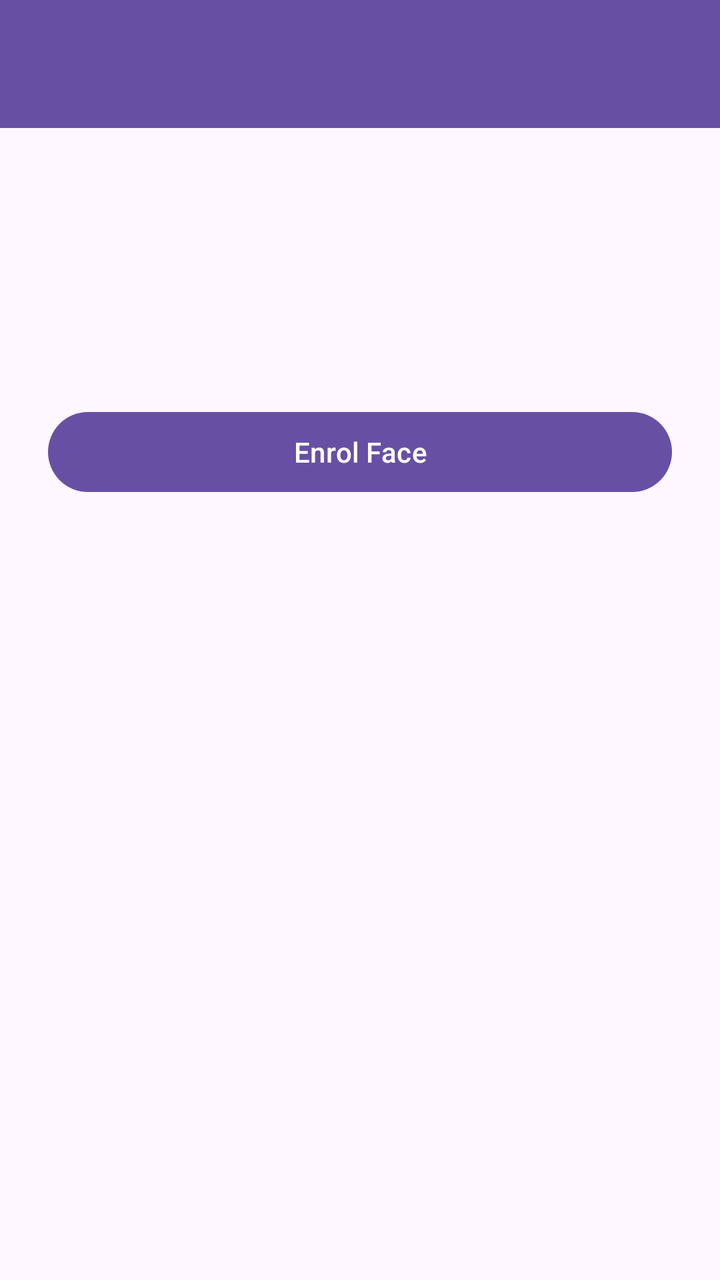
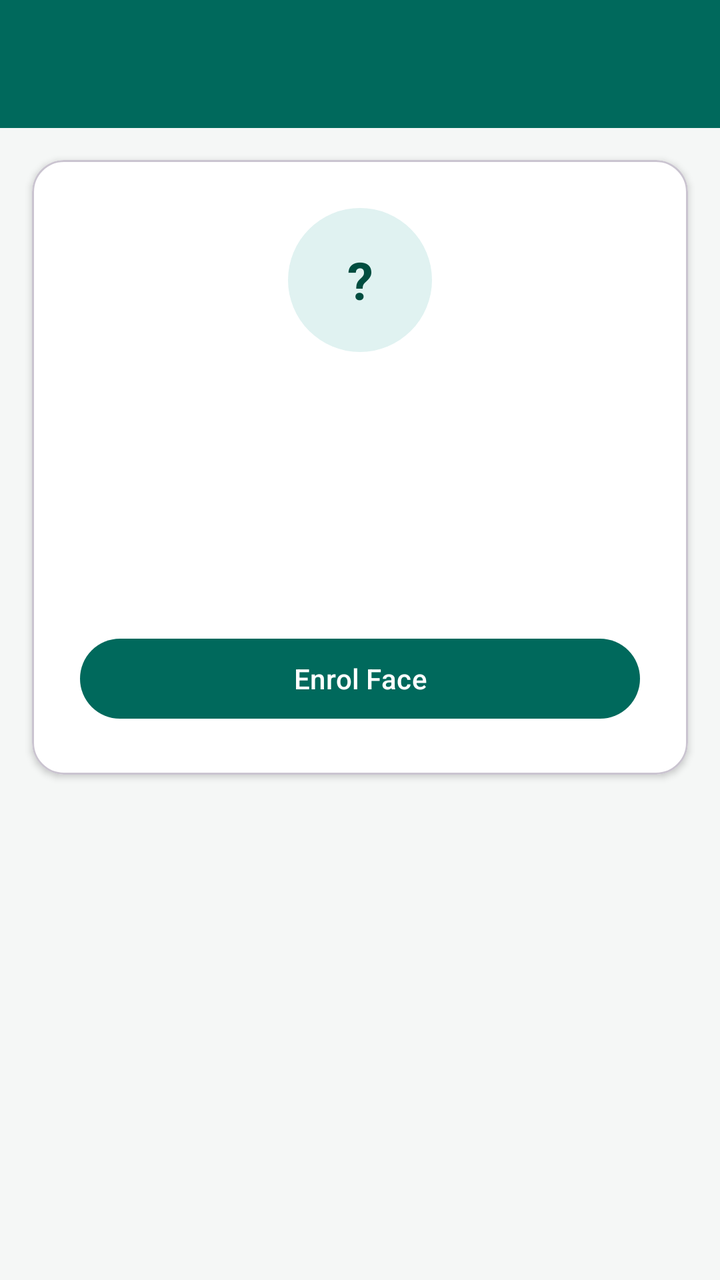

Compare the two renders of this Android layout. The source of the first and the diff that turns it into the second are given below.
<!-- AndroidManifest.xml: application theme Theme.MyApplication -->
<!-- res/layout/activity_staff_profile.xml -->
<?xml version="1.0" encoding="utf-8"?>
<LinearLayout xmlns:android="http://schemas.android.com/apk/res/android"
    android:layout_width="match_parent"
    android:layout_height="match_parent"
    android:orientation="vertical">

    <com.google.android.material.appbar.MaterialToolbar
        android:id="@+id/toolbar"
        android:layout_width="match_parent"
        android:layout_height="?attr/actionBarSize"
        android:background="?attr/colorPrimary"
        android:title="Staff Profile"
        android:titleTextColor="@color/white" />

    <LinearLayout
        android:layout_width="match_parent"
        android:layout_height="wrap_content"
        android:orientation="vertical"
        android:padding="24dp">

        <TextView
            android:id="@+id/nameText"
            android:layout_width="wrap_content"
            android:layout_height="wrap_content"
            android:textSize="22sp"
            android:textStyle="bold" />

        <TextView
            android:id="@+id/employeeIdText"
            android:layout_width="wrap_content"
            android:layout_height="wrap_content"
            android:textSize="16sp"
            android:layout_marginTop="4dp" />

        <TextView
            android:id="@+id/enrollmentStatusText"
            android:layout_width="wrap_content"
            android:layout_height="wrap_content"
            android:textSize="14sp"
            android:layout_marginTop="16dp" />

        <com.google.android.material.button.MaterialButton
            android:id="@+id/enrollFaceButton"
            android:layout_width="match_parent"
            android:layout_height="wrap_content"
            android:layout_marginTop="24dp"
            android:text="Enrol Face" />
    </LinearLayout>

</LinearLayout>
<!-- resources referenced by this layout -->
<resources>
  <color name="white">#FFFFFFFF</color>
  <style name="Theme.MyApplication" parent="Base.Theme.MyApplication" />
  <style name="Base.Theme.MyApplication" parent="Theme.Material3.DayNight.NoActionBar">
          
          
      </style>
</resources>

<!-- the commit's change to res/layout/activity_staff_profile.xml (unified diff, before → after) -->
@@ -1,7 +1,9 @@
 <?xml version="1.0" encoding="utf-8"?>
 <LinearLayout xmlns:android="http://schemas.android.com/apk/res/android"
+    xmlns:app="http://schemas.android.com/apk/res-auto"
     android:layout_width="match_parent"
     android:layout_height="match_parent"
+    android:background="@color/screen_background"
     android:orientation="vertical">
 
     <com.google.android.material.appbar.MaterialToolbar
@@ -10,41 +12,68 @@
         android:layout_height="?attr/actionBarSize"
         android:background="?attr/colorPrimary"
         android:title="Staff Profile"
-        android:titleTextColor="@color/white" />
+        app:titleTextColor="@color/white" />
 
-    <LinearLayout
+    <com.google.android.material.card.MaterialCardView
         android:layout_width="match_parent"
         android:layout_height="wrap_content"
-        android:orientation="vertical"
-        android:padding="24dp">
+        android:layout_margin="16dp"
+        app:cardCornerRadius="16dp"
+        app:cardElevation="2dp"
+        app:cardBackgroundColor="@color/card_background">
 
-        <TextView
-            android:id="@+id/nameText"
-            android:layout_width="wrap_content"
-            android:layout_height="wrap_content"
-            android:textSize="22sp"
-            android:textStyle="bold" />
-
-        <TextView
-            android:id="@+id/employeeIdText"
-            android:layout_width="wrap_content"
-            android:layout_height="wrap_content"
-            android:textSize="16sp"
-            android:layout_marginTop="4dp" />
-
-        <TextView
-            android:id="@+id/enrollmentStatusText"
-            android:layout_width="wrap_content"
-            android:layout_height="wrap_content"
-            android:textSize="14sp"
-            android:layout_marginTop="16dp" />
-
-        <com.google.android.material.button.MaterialButton
-            android:id="@+id/enrollFaceButton"
+        <LinearLayout
             android:layout_width="match_parent"
             android:layout_height="wrap_content"
-            android:layout_marginTop="24dp"
-            android:text="Enrol Face" />
-    </LinearLayout>
+            android:orientation="vertical"
+            android:gravity="center_horizontal"
+            android:padding="24dp">
+
+            <TextView
+                android:id="@+id/avatarText"
+                android:layout_width="72dp"
+                android:layout_height="72dp"
+                android:layout_marginBottom="16dp"
+                android:background="@drawable/bg_avatar_circle"
+                android:gravity="center"
+                android:textColor="@color/brand_primary_dark"
+                android:textSize="26sp"
+                android:textStyle="bold"
+                android:text="?" />
+
+            <TextView
+                android:id="@+id/nameText"
+                android:layout_width="wrap_content"
+                android:layout_height="wrap_content"
+                android:textSize="22sp"
+                android:textStyle="bold"
+                android:textColor="@color/text_primary" />
+
+            <TextView
+                android:id="@+id/employeeIdText"
+                android:layout_width="wrap_content"
+                android:layout_height="wrap_content"
+                android:textSize="15sp"
+                android:textColor="@color/text_secondary"
+                android:layout_marginTop="4dp" />
+
+            <TextView
+                android:id="@+id/enrollmentStatusText"
+                android:layout_width="wrap_content"
+                android:layout_height="wrap_content"
+                android:layout_marginTop="16dp"
+                android:paddingHorizontal="14dp"
+                android:paddingVertical="6dp"
+                android:textSize="13sp"
+                android:textStyle="bold" />
+
+            <com.google.android.material.button.MaterialButton
+                android:id="@+id/enrollFaceButton"
+                android:layout_width="match_parent"
+                android:layout_height="wrap_content"
+                android:layout_marginTop="24dp"
+                android:text="Enrol Face" />
+        </LinearLayout>
+    </com.google.android.material.card.MaterialCardView>
 
 </LinearLayout>
<!-- resource entries referenced after the edit -->
@@ -1,10 +1,32 @@
 <!-- resources referenced by this layout -->
 <resources>
+  <color name="brand_primary_dark">#004D40</color>
+  <color name="card_background">@color/white</color>
+  <color name="screen_background">#F5F7F6</color>
+  <color name="text_primary">#212121</color>
+  <color name="text_secondary">#6B6B6B</color>
   <color name="white">#FFFFFFFF</color>
+  <!-- drawable bg_avatar_circle (drawable) -->
+  <?xml version="1.0" encoding="utf-8"?>
+  <shape xmlns:android="http://schemas.android.com/apk/res/android"
+      android:shape="oval">
+      <solid android:color="@color/brand_primary_light" />
+  </shape>
   <style name="Theme.MyApplication" parent="Base.Theme.MyApplication" />
+  <color name="brand_primary_light">#E0F2F1</color>
   <style name="Base.Theme.MyApplication" parent="Theme.Material3.DayNight.NoActionBar">
-          
-          
+          <item name="colorPrimary">@color/brand_primary</item>
+          <item name="colorOnPrimary">@color/brand_on_primary</item>
+          <item name="colorPrimaryContainer">@color/brand_primary_light</item>
+          <item name="colorOnPrimaryContainer">@color/brand_primary_dark</item>
+          <item name="colorSecondary">@color/brand_secondary</item>
+          <item name="colorOnSecondary">@color/black</item>
+          <item name="android:statusBarColor">@color/brand_primary_dark</item>
+          <item name="android:windowBackground">@color/screen_background</item>
       </style>
+  <color name="brand_primary">#00695C</color>
+  <color name="brand_on_primary">@color/white</color>
+  <color name="brand_secondary">#FFB300</color>
+  <color name="black">#FF000000</color>
 </resources>
 
